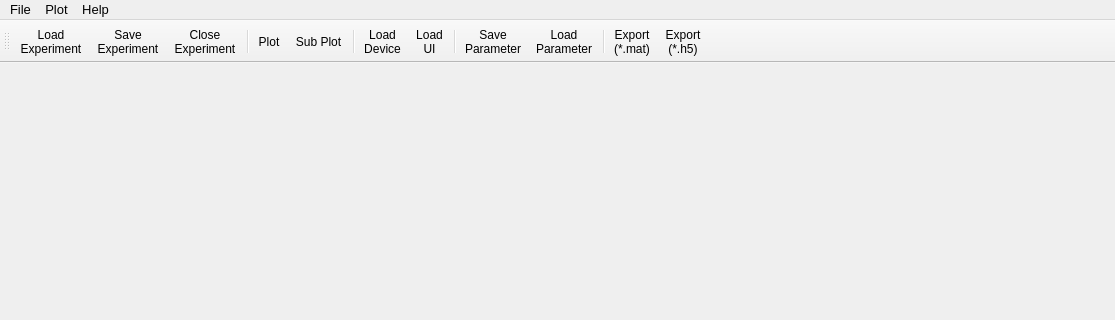
Old version of the form mainwindow.ui in the repository ConverterLabs/LabAnalyser; both pictures show x 0 to 1115 and y 0 to 320 of the 1115 by 684 pixel window.
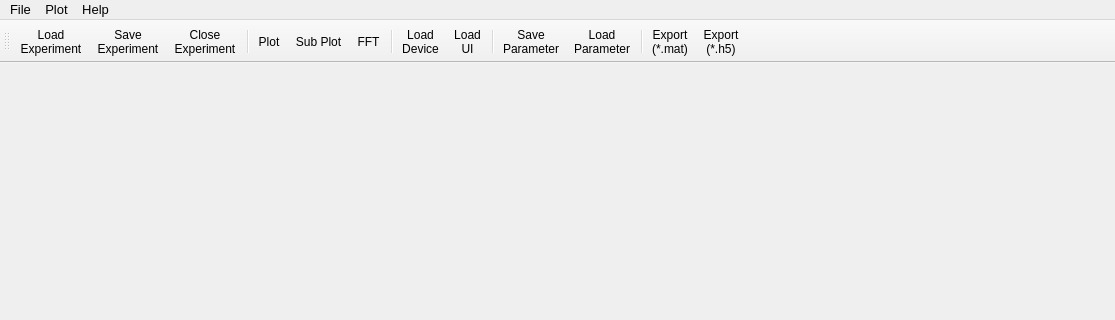
New version of the form. Icons and pictures are not drawn. Custom widgets are drawn as their Qt base class.

```diff
--- a/mainwindow.ui
+++ b/mainwindow.ui
@@ -138,6 +138,7 @@
    <addaction name="separator"/>
    <addaction name="actionCreatePlot"/>
    <addaction name="actionCreate_Subplot"/>
+   <addaction name="actionFFT"/>
    <addaction name="separator"/>
    <addaction name="actionLoadPlugin"/>
    <addaction name="actionLoad_Form"/>
@@ -598,6 +599,15 @@
     <string>Remote Connection Port</string>
    </property>
   </action>
+  <action name="actionFFT">
+   <property name="icon">
+    <iconset resource="resources.qrc">
+     <normaloff>:/icons/icons/fft.png</normaloff>:/icons/icons/fft.png</iconset>
+   </property>
+   <property name="text">
+    <string>FFT</string>
+   </property>
+  </action>
  </widget>
  <layoutdefault spacing="6" margin="11"/>
  <customwidgets>
```
Left out of the diff: 3 changed lines with no effect on the pictures.
